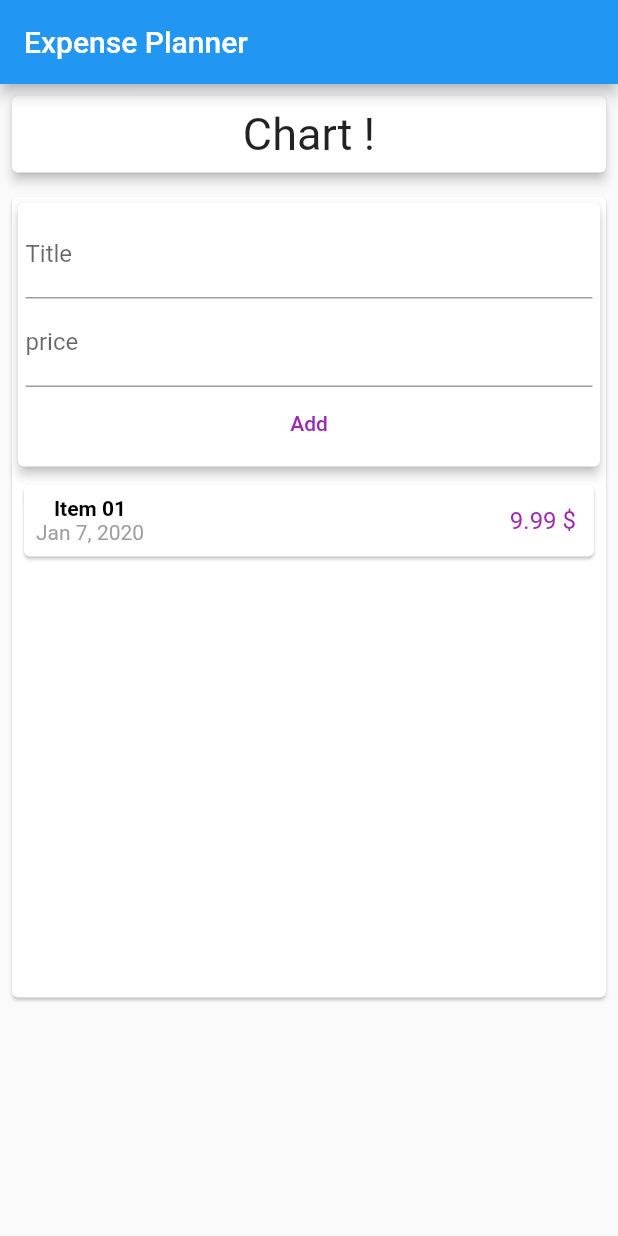
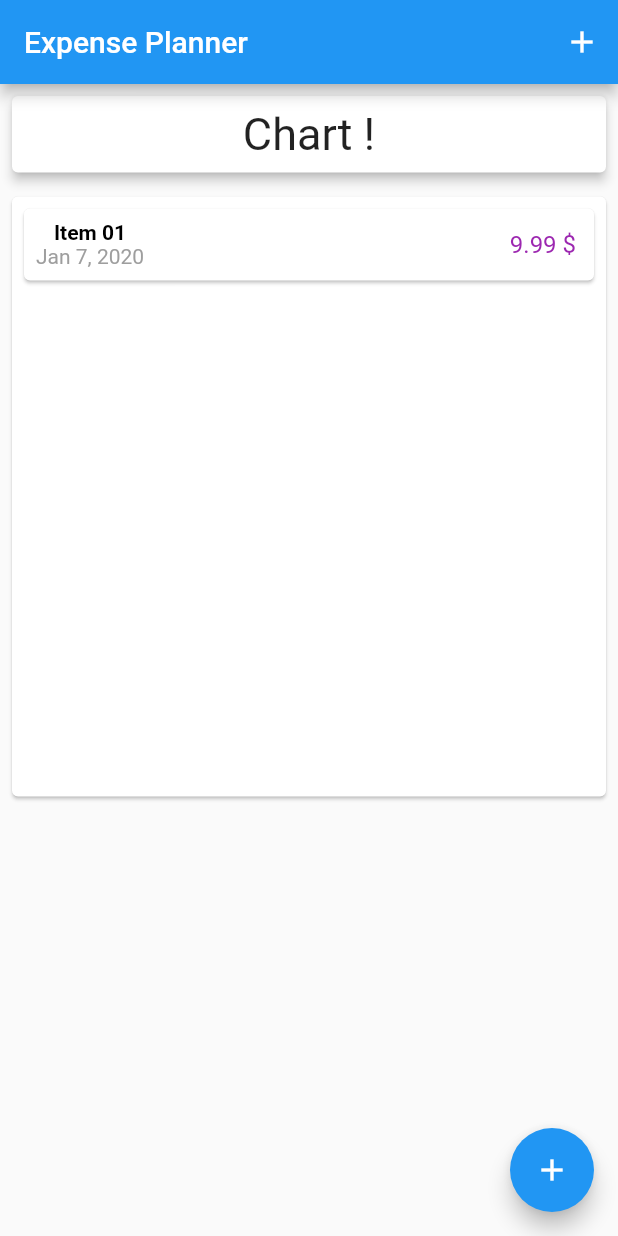
Before and after one commit to FadyFouad/expnse_planner_app, a Flutter app: the screen it shows after launch, on a phone screen of 412 x 824 dp. Run offline on Flutter 3.47's test engine with Material 2 defaults, Android fonts, the phone set to English and light mode, and no system bars.

Commit message:
showModalBottomSheet

```diff
--- a/lib/main.dart
+++ b/lib/main.dart
@@ -1,4 +1,6 @@
-import 'package:expnse_planner_app/widgets/transactions.dart';
+import 'package:expnse_planner_app/transaction.dart';
+import 'package:expnse_planner_app/widgets/add_new_tx.dart';
+import 'package:expnse_planner_app/widgets/tx_list.dart';
 import 'package:flutter/cupertino.dart';
 import 'package:flutter/material.dart';
 
@@ -20,35 +22,72 @@ class MyApp extends StatelessWidget {
   }
 }
 
-class MyHomePage extends StatelessWidget {
-  var title = '';
-  var price = '';
+class MyHomePage extends StatefulWidget {
+  @override
+  _MyHomePageState createState() => _MyHomePageState();
+}
 
-
+class _MyHomePageState extends State<MyHomePage> {
   @override
   Widget build(BuildContext context) {
     return Scaffold(
-        appBar: AppBar(
-          title: Text('Expense Planner'),
-        ),
+      appBar: AppBar(
+        title: Text('Expense Planner'),
+        actions: <Widget>[
+          IconButton(
+            icon: Icon(Icons.add),
+            onPressed: () {},
+          )
+        ],
+      ),
       body: SingleChildScrollView(
         child: Column(
           children: <Widget>[
             Chart(),
-//            AddTx(),
             Container(
               width: double.infinity,
               padding: EdgeInsets.all(8),
               child: Container(
                 child: Card(
-                    margin: EdgeInsets.all(0),
-                    child: UserTx()
+                  margin: EdgeInsets.all(0),
+                  child: TxList(
+                    transactions: transactions,
+                  ),
                 ),
               ),
             ),
           ],
         ),
-        ),
+      ),
+      floatingActionButton: FloatingActionButton(
+          child: Icon(Icons.add), onPressed: () => showAddNewTxSheet(context)),
     );
   }
+
+  void showAddNewTxSheet(BuildContext context) {
+    showModalBottomSheet(
+        context: context,
+        builder: (_) {
+          return AddTx(addTx: _addTx,);
+        });
+  }
+
+  final transactions = [
+    Transaction(id: '1', price: 09.99, title: 'Item 01', date: DateTime.now()),
+  ];
+
+  void _addTx(String title, double price) {
+    setState(() {
+      transactions.add(
+        Transaction(
+          id: 'id',
+          title: title,
+          price: price,
+          date: DateTime.now(),
+        ),
+      );
+
+      Navigator.of(context).pop();
+    });
+  }
 }
--- a/lib/widgets/add_new_tx.dart
+++ b/lib/widgets/add_new_tx.dart
@@ -4,19 +4,26 @@ import 'package:flutter/material.dart';
 ///*** Created by Fady Fouad on 06-Jan-20 at 20:50.***
 ///***************************************************/
 
-class AddTx extends StatelessWidget {
+class AddTx extends StatefulWidget {
   final Function addTx;
-  final title = TextEditingController();
-  final price = TextEditingController();
 
   AddTx({this.addTx});
+
+  @override
+  _AddTxState createState() => _AddTxState();
+}
+
+class _AddTxState extends State<AddTx> {
+  final title = TextEditingController();
+
+  final price = TextEditingController();
 
   void submitData() {
     var dPrice = double.parse(price.text);
     if (title.text.isEmpty || dPrice <= 0) {
       return;
     }
-    addTx(title.text, dPrice);
+    widget.addTx(title.text, dPrice);
   }
 
   @override
--- a/lib/widgets/transactions.dart
+++ b/lib/widgets/transactions.dart
@@ -16,9 +16,6 @@ class UserTx extends StatefulWidget {
 class _UserTxState extends State<UserTx> {
   final transaction = [
     Transaction(id: '1', price: 09.99, title: 'Item 01', date: DateTime.now()),
-//    Transaction(id: '2', price: 12.99, title: 'Item 02', date: DateTime.now()),
-//    Transaction(id: '3', price: 29.99, title: 'Item 03', date: DateTime.now()),
-//    Transaction(id: '4', price: 03.99, title: 'Item 04', date: DateTime.now())
   ];
 
   @override
--- a/lib/widgets/tx_list.dart
+++ b/lib/widgets/tx_list.dart
@@ -15,7 +15,7 @@ class TxList extends StatelessWidget {
   @override
   Widget build(BuildContext context) {
     return Container(
-      height: 350,
+      height: 400,
       child: ListView.builder(
         itemBuilder: (BuildContext context, int index) {
           return Card(
```
Lines whose indentation alone changed are shown as unchanged.
